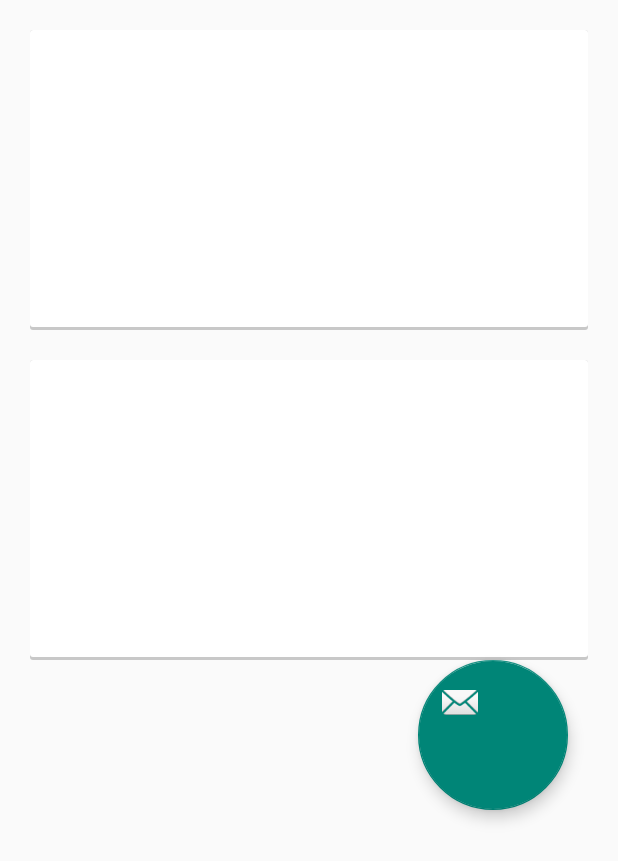
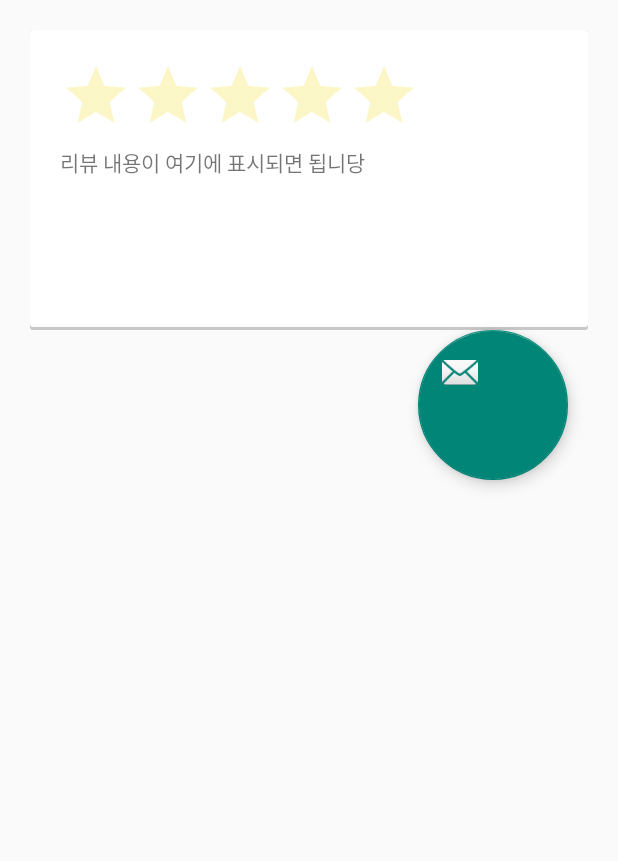
Before and after one commit to lipnus/hackpretty, an Android app: the layout fragment_review_layout.xml on its own in the app's theme, with its tools: preview values and no code run, on a phone screen of 412 x 824 dp. Shown: the top 861 px of the screen. Run offline under Robolectric (Android 15) with nearby library versions, the phone set to English and light mode, and no system bars; Roboto replaces fonts that are not available here.

Commit message:
review 뷰

```diff
--- a/Frontend/HackPretty/app/src/main/res/layout/fragment_review_layout.xml
+++ b/Frontend/HackPretty/app/src/main/res/layout/fragment_review_layout.xml
@@ -13,19 +13,24 @@
             android:layout_marginTop="30px"
             android:layout_marginLeft="30px"
             android:layout_marginRight="30px"
-            android:background="@drawable/shadow">
+            android:orientation="vertical"
+            android:background="@drawable/shadow"
+            android:padding="20dp">
+
+                <RatingBar
+                    android:layout_width="wrap_content"
+                    android:layout_height="wrap_content"
+                    android:theme="@style/RatingBar"
+                    android:numStars="5"
+                    android:max="5"/>
+
+                <TextView
+                    android:layout_width="wrap_content"
+                    android:layout_height="wrap_content"
+                    android:text="리뷰 내용이 여기에 표시되면 됩니당"/>
 
         </LinearLayout>
 
-        <LinearLayout
-            android:layout_width="match_parent"
-            android:layout_height="300px"
-            android:layout_marginTop="30px"
-            android:layout_marginLeft="30px"
-            android:layout_marginRight="30px"
-            android:background="@drawable/shadow">
-
-        </LinearLayout>
 
         <android.support.design.widget.FloatingActionButton
             android:id="@+id/fab"
```
